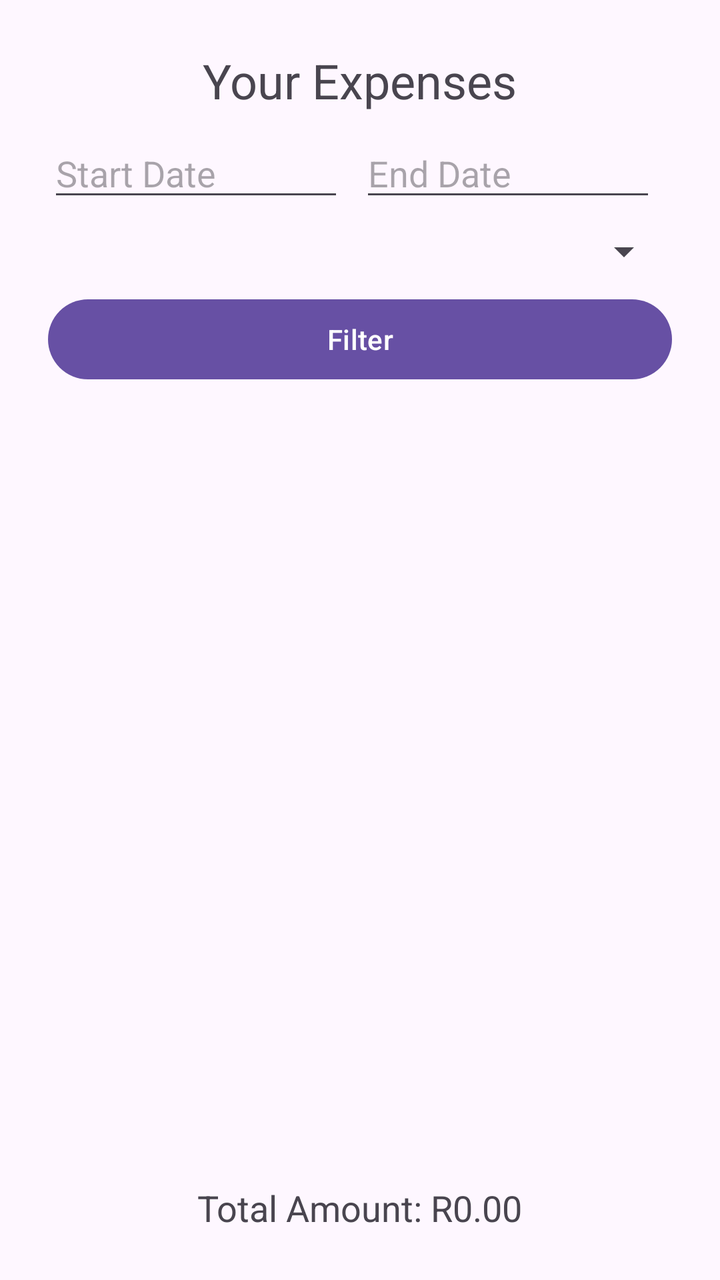
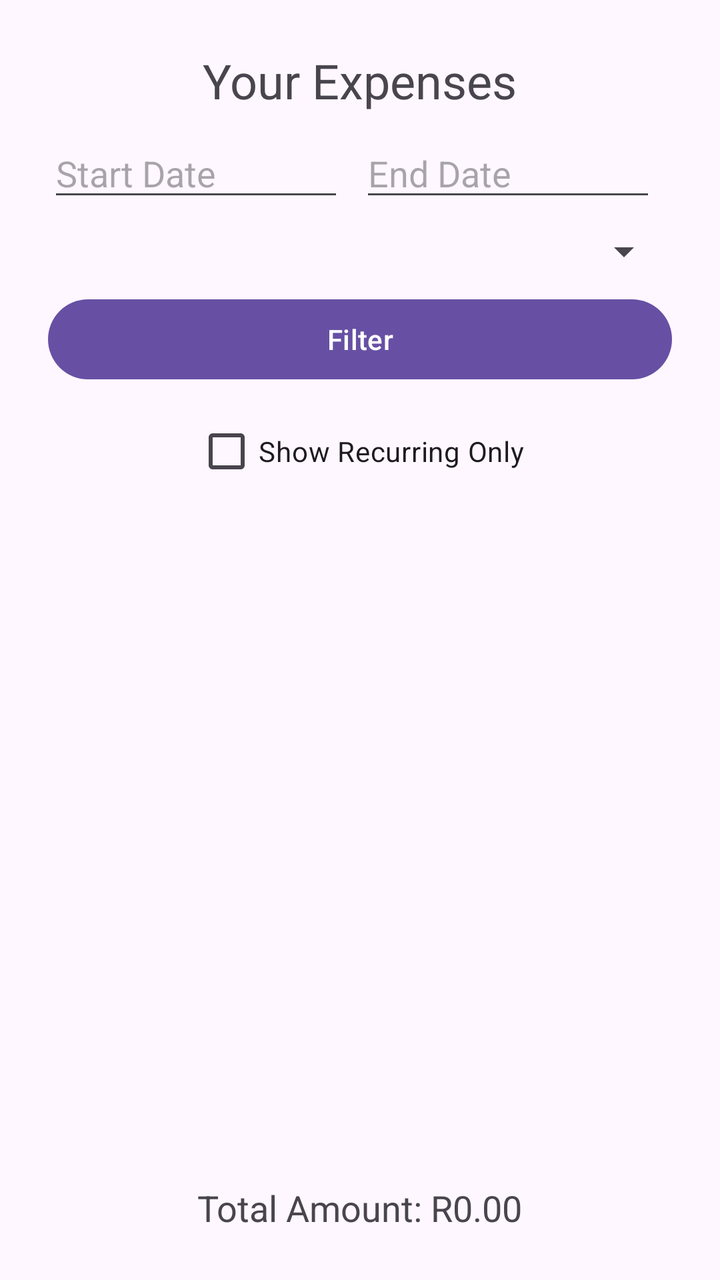

Compare the two renders of this Android layout. The source of the first and the diff that turns it into the second are given below.
<!-- AndroidManifest.xml: application theme Theme.MoneyMapPart1 -->
<!-- res/layout/activity_view_expenses.xml -->
<?xml version="1.0" encoding="utf-8"?>
<LinearLayout
    xmlns:android="http://schemas.android.com/apk/res/android"
    android:orientation="vertical"
    android:padding="24dp"
    android:gravity="center_horizontal"
    android:layout_width="match_parent"
    android:layout_height="match_parent">

    <TextView
        android:id="@+id/tvExpensesTitle"
        android:text="Your Expenses"
        android:textSize="24sp"
        android:layout_width="wrap_content"
        android:layout_height="wrap_content"
        android:layout_gravity="center_horizontal"
        android:layout_marginBottom="8dp"/>

    <LinearLayout
        android:layout_width="match_parent"
        android:layout_height="wrap_content"
        android:orientation="horizontal"
        android:gravity="center">

        <EditText
            android:id="@+id/etStartDate"
            android:hint="Start Date"
            android:focusable="false"
            android:clickable="true"
            android:layout_width="0dp"
            android:layout_height="wrap_content"
            android:layout_weight="1"
            android:layout_marginEnd="8dp"/>

        <EditText
            android:id="@+id/etEndDate"
            android:hint="End Date"
            android:focusable="false"
            android:clickable="true"
            android:layout_width="0dp"
            android:layout_height="wrap_content"
            android:layout_weight="1"
            android:layout_marginEnd="8dp"/>

    </LinearLayout>

    <Spinner
        android:id="@+id/spinnerCategoryFilter"
        android:layout_width="match_parent"
        android:layout_height="wrap_content"
        android:layout_marginTop="8dp"
        android:layout_marginBottom="8dp" />

    <Button
        android:id="@+id/btnFilterExpenses"
        android:text="Filter"
        android:layout_width="match_parent"
        android:layout_height="wrap_content"
        android:layout_marginBottom="8dp"/>

    <androidx.recyclerview.widget.RecyclerView
        android:id="@+id/rvExpenses"
        android:layout_width="match_parent"
        android:layout_height="0dp"
        android:layout_weight="1"/>

    <TextView
        android:id="@+id/tvTotalAmount"
        android:text="Total Amount: R0.00"
        android:textSize="18sp"
        android:layout_width="wrap_content"
        android:layout_height="wrap_content"
        android:layout_marginTop="8dp"/>
</LinearLayout>
<!-- resources referenced by this layout -->
<resources>
  <style name="Theme.MoneyMapPart1" parent="Base.Theme.MoneyMapPart1" />
  <style name="Base.Theme.MoneyMapPart1" parent="Theme.Material3.DayNight.NoActionBar">
          
          
      </style>
</resources>

<!-- the commit's change to res/layout/activity_view_expenses.xml (unified diff, before → after) -->
@@ -58,6 +58,14 @@
         android:layout_height="wrap_content"
         android:layout_marginBottom="8dp"/>
 
+    <CheckBox
+        android:id="@+id/checkboxShowRecurringOnly"
+        android:layout_width="wrap_content"
+        android:layout_height="wrap_content"
+        android:text="Show Recurring Only"
+        android:layout_marginBottom="8dp"/>
+
+
     <androidx.recyclerview.widget.RecyclerView
         android:id="@+id/rvExpenses"
         android:layout_width="match_parent"
